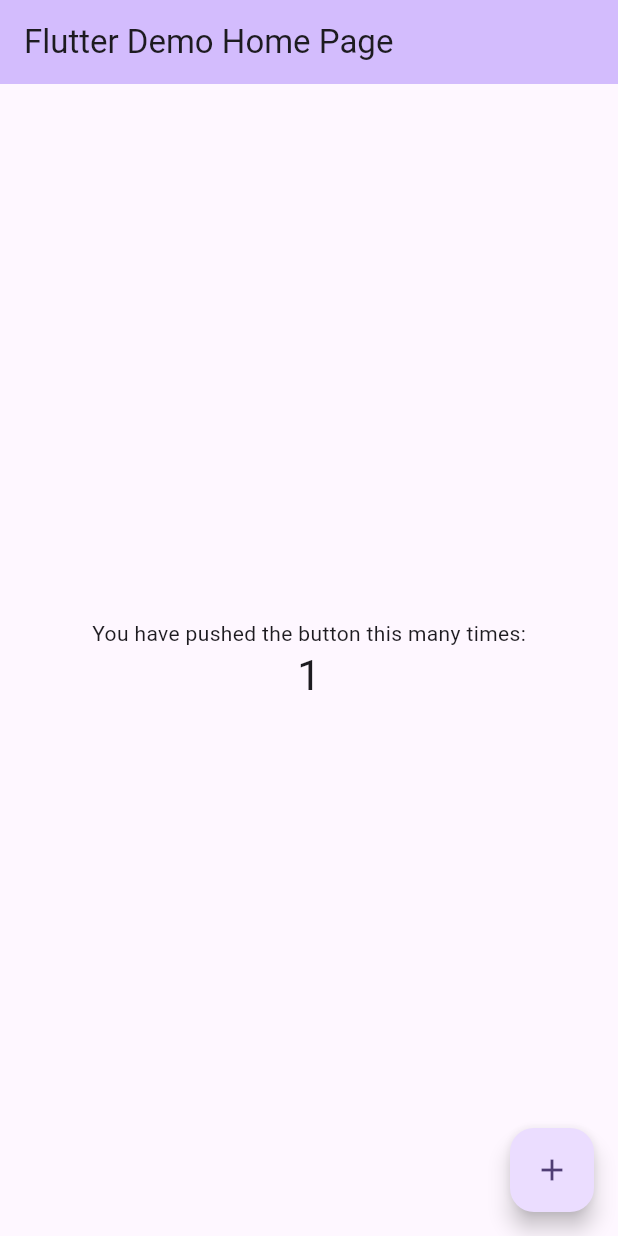
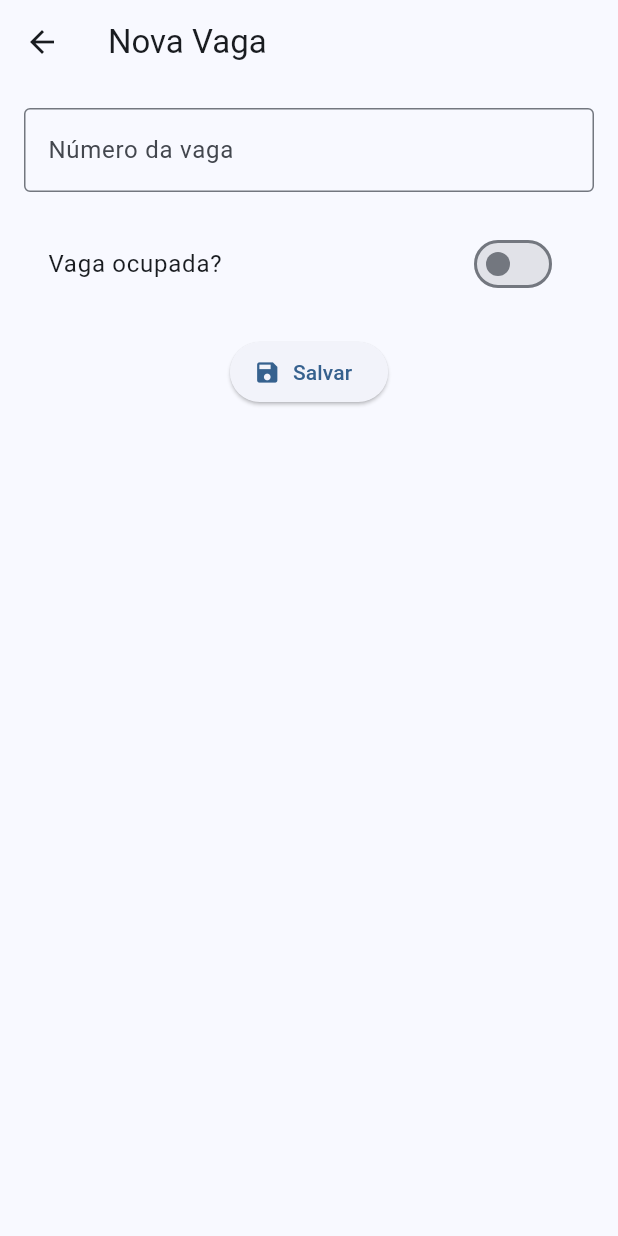
Before and after one commit to millena-kppn/SuaVaga, a Flutter app: the screen it shows after launch, after a tap on the "add" icon, on a phone screen of 412 x 824 dp. Run offline on Flutter 3.47's test engine with Material 3 defaults, Android fonts, the light colour scheme and no system bars; our stand-ins replace sqflite; accounts and stored records are empty.

Commit message:
Desenvolvendo o projeto

```diff
--- a/lib/main.dart
+++ b/lib/main.dart
@@ -1,122 +1,22 @@
 import 'package:flutter/material.dart';
+import 'pages/home_page.dart';
 
 void main() {
-  runApp(const MyApp());
+  runApp(const EstacionamentoApp());
 }
 
-class MyApp extends StatelessWidget {
-  const MyApp({super.key});
+class EstacionamentoApp extends StatelessWidget {
+  const EstacionamentoApp({super.key});
 
-  // This widget is the root of your application.
   @override
   Widget build(BuildContext context) {
     return MaterialApp(
-      title: 'Flutter Demo',
+      title: 'Controle de Estacionamento',
       theme: ThemeData(
-        // This is the theme of your application.
-        //
-        // TRY THIS: Try running your application with "flutter run". You'll see
-        // the application has a purple toolbar. Then, without quitting the app,
-        // try changing the seedColor in the colorScheme below to Colors.green
-        // and then invoke "hot reload" (save your changes or press the "hot
-        // reload" button in a Flutter-supported IDE, or press "r" if you used
-        // the command line to start the app).
-        //
-        // Notice that the counter didn't reset back to zero; the application
-        // state is not lost during the reload. To reset the state, use hot
-        // restart instead.
-        //
-        // This works for code too, not just values: Most code changes can be
-        // tested with just a hot reload.
-        colorScheme: ColorScheme.fromSeed(seedColor: Colors.deepPurple),
+        colorScheme: ColorScheme.fromSeed(seedColor: Colors.blue),
+        useMaterial3: true,
       ),
-      home: const MyHomePage(title: 'Flutter Demo Home Page'),
+      home: const HomePage(),
     );
   }
 }
-
-class MyHomePage extends StatefulWidget {
-  const MyHomePage({super.key, required this.title});
-
-  // This widget is the home page of your application. It is stateful, meaning
-  // that it has a State object (defined below) that contains fields that affect
-  // how it looks.
-
-  // This class is the configuration for the state. It holds the values (in this
-  // case the title) provided by the parent (in this case the App widget) and
-  // used by the build method of the State. Fields in a Widget subclass are
-  // always marked "final".
-
-  final String title;
-
-  @override
-  State<MyHomePage> createState() => _MyHomePageState();
-}
-
-class _MyHomePageState extends State<MyHomePage> {
-  int _counter = 0;
-
-  void _incrementCounter() {
-    setState(() {
-      // This call to setState tells the Flutter framework that something has
-      // changed in this State, which causes it to rerun the build method below
-      // so that the display can reflect the updated values. If we changed
-      // _counter without calling setState(), then the build method would not be
-      // called again, and so nothing would appear to happen.
-      _counter++;
-    });
-  }
-
-  @override
-  Widget build(BuildContext context) {
-    // This method is rerun every time setState is called, for instance as done
-    // by the _incrementCounter method above.
-    //
-    // The Flutter framework has been optimized to make rerunning build methods
-    // fast, so that you can just rebuild anything that needs updating rather
-    // than having to individually change instances of widgets.
-    return Scaffold(
-      appBar: AppBar(
-        // TRY THIS: Try changing the color here to a specific color (to
-        // Colors.amber, perhaps?) and trigger a hot reload to see the AppBar
-        // change color while the other colors stay the same.
-        backgroundColor: Theme.of(context).colorScheme.inversePrimary,
-        // Here we take the value from the MyHomePage object that was created by
-        // the App.build method, and use it to set our appbar title.
-        title: Text(widget.title),
-      ),
-      body: Center(
-        // Center is a layout widget. It takes a single child and positions it
-        // in the middle of the parent.
-        child: Column(
-          // Column is also a layout widget. It takes a list of children and
-          // arranges them vertically. By default, it sizes itself to fit its
-          // children horizontally, and tries to be as tall as its parent.
-          //
-          // Column has various properties to control how it sizes itself and
-          // how it positions its children. Here we use mainAxisAlignment to
-          // center the children vertically; the main axis here is the vertical
-          // axis because Columns are vertical (the cross axis would be
-          // horizontal).
-          //
-          // TRY THIS: Invoke "debug painting" (choose the "Toggle Debug Paint"
-          // action in the IDE, or press "p" in the console), to see the
-          // wireframe for each widget.
-          mainAxisAlignment: MainAxisAlignment.center,
-          children: <Widget>[
-            const Text('You have pushed the button this many times:'),
-            Text(
-              '$_counter',
-              style: Theme.of(context).textTheme.headlineMedium,
-            ),
-          ],
-        ),
-      ),
-      floatingActionButton: FloatingActionButton(
-        onPressed: _incrementCounter,
-        tooltip: 'Increment',
-        child: const Icon(Icons.add),
-      ), // This trailing comma makes auto-formatting nicer for build methods.
-    );
-  }
-}
--- a/lib/models/vaga.dart
+++ b/lib/models/vaga.dart
@@ -0,0 +1,23 @@
+class Vaga {
+  int? id;
+  String numero;
+  bool ocupada;
+
+  Vaga({this.id, required this.numero, this.ocupada = false});
+
+  Map<String, dynamic> toMap() {
+    return {
+      'id': id,
+      'numero': numero,
+      'ocupada': ocupada ? 1 : 0,
+    };
+  }
+
+  factory Vaga.fromMap(Map<String, dynamic> map) {
+    return Vaga(
+      id: map['id'],
+      numero: map['numero'],
+      ocupada: map['ocupada'] == 1,
+    );
+  }
+}
--- a/lib/pages/form_vaga_page.dart
+++ b/lib/pages/form_vaga_page.dart
@@ -0,0 +1,85 @@
+import 'package:flutter/material.dart';
+import '../models/vaga.dart';
+import '../services/vaga_service.dart';
+
+class FormVagaPage extends StatefulWidget {
+  final Vaga? vaga;
+  const FormVagaPage({super.key, this.vaga});
+
+  @override
+  State<FormVagaPage> createState() => _FormVagaPageState();
+}
+
+class _FormVagaPageState extends State<FormVagaPage> {
+  final _formKey = GlobalKey<FormState>();
+  final TextEditingController _numeroController = TextEditingController();
+  bool _ocupada = false;
+  final service = VagaService();
+
+  @override
+  void initState() {
+    super.initState();
+    if (widget.vaga != null) {
+      _numeroController.text = widget.vaga!.numero;
+      _ocupada = widget.vaga!.ocupada;
+    }
+  }
+
+  void salvar() async {
+    if (_formKey.currentState!.validate()) {
+      final vaga = Vaga(
+        id: widget.vaga?.id,
+        numero: _numeroController.text,
+        ocupada: _ocupada,
+      );
+
+      if (widget.vaga == null) {
+        await service.inserir(vaga);
+      } else {
+        await service.atualizar(vaga);
+      }
+
+      if (mounted) Navigator.pop(context);
+    }
+  }
+
+  @override
+  Widget build(BuildContext context) {
+    return Scaffold(
+      appBar: AppBar(
+        title: Text(widget.vaga == null ? 'Nova Vaga' : 'Editar Vaga'),
+      ),
+      body: Padding(
+        padding: const EdgeInsets.all(16.0),
+        child: Form(
+          key: _formKey,
+          child: Column(
+            children: [
+              TextFormField(
+                controller: _numeroController,
+                decoration: const InputDecoration(
+                  labelText: 'Número da vaga',
+                  border: OutlineInputBorder(),
+                ),
+                validator: (value) =>
+                    value == null || value.isEmpty ? 'Informe o número da vaga' : null,
+              ),
+              const SizedBox(height: 20),
+              SwitchListTile(
+                title: const Text('Vaga ocupada?'),
+                value: _ocupada,
+                onChanged: (v) => setState(() => _ocupada = v),
+              ),
+              const SizedBox(height: 20),
+              ElevatedButton.icon(
+                onPressed: salvar,
+                icon: const Icon(Icons.save),
+                label: const Text('Salvar'),
+              ),
+            ],
+          ),
+        ),
+      ),
+    );
+  }
+}
--- a/lib/pages/home_page.dart
+++ b/lib/pages/home_page.dart
@@ -0,0 +1,82 @@
+import 'package:flutter/material.dart';
+import '../models/vaga.dart';
+import '../services/vaga_service.dart';
+import 'form_vaga_page.dart';
+
+class HomePage extends StatefulWidget {
+  const HomePage({super.key});
+
+  @override
+  State<HomePage> createState() => _HomePageState();
+}
+
+class _HomePageState extends State<HomePage> {
+  final VagaService service = VagaService();
+  List<Vaga> vagas = [];
+
+  @override
+  void initState() {
+    super.initState();
+    carregarVagas();
+  }
+
+  void carregarVagas() async {
+    final lista = await service.listar();
+    setState(() => vagas = lista);
+  }
+
+  void excluir(int id) async {
+    await service.excluir(id);
+    carregarVagas();
+  }
+
+  @override
+  Widget build(BuildContext context) {
+    return Scaffold(
+      appBar: AppBar(title: const Text('Estacionamento - Vagas')),
+      floatingActionButton: FloatingActionButton(
+        onPressed: () async {
+          await Navigator.push(
+            context,
+            MaterialPageRoute(builder: (_) => const FormVagaPage()),
+          );
+          carregarVagas();
+        },
+        child: const Icon(Icons.add),
+      ),
+      body: ListView.builder(
+        itemCount: vagas.length,
+        itemBuilder: (context, index) {
+          final vaga = vagas[index];
+          return ListTile(
+            leading: Icon(
+              vaga.ocupada ? Icons.car_repair : Icons.local_parking,
+              color: vaga.ocupada ? Colors.red : Colors.green,
+            ),
+            title: Text('Vaga ${vaga.numero}'),
+            subtitle: Text(vaga.ocupada ? 'Ocupada' : 'Livre'),
+            trailing: Row(
+              mainAxisSize: MainAxisSize.min,
+              children: [
+                IconButton(
+                  icon: const Icon(Icons.edit),
+                  onPressed: () async {
+                    await Navigator.push(
+                      context,
+                      MaterialPageRoute(builder: (_) => FormVagaPage(vaga: vaga)),
+                    );
+                    carregarVagas();
+                  },
+                ),
+                IconButton(
+                  icon: const Icon(Icons.delete),
+                  onPressed: () => excluir(vaga.id!),
+                ),
+              ],
+            ),
+          );
+        },
+      ),
+    );
+  }
+}
--- a/lib/services/vaga_service.dart
+++ b/lib/services/vaga_service.dart
@@ -0,0 +1,51 @@
+import 'package:sqflite/sqflite.dart';
+import 'package:path/path.dart';
+import '../models/vaga.dart';
+
+class VagaService {
+  static Database? _db;
+
+  Future<Database> get database async {
+    if (_db != null) return _db!;
+    _db = await initDB();
+    return _db!;
+  }
+
+  Future<Database> initDB() async {
+    String path = join(await getDatabasesPath(), 'vagas.db');
+    return await openDatabase(
+      path,
+      version: 1,
+      onCreate: (db, version) async {
+        await db.execute('''
+          CREATE TABLE vagas (
+            id INTEGER PRIMARY KEY AUTOINCREMENT,
+            numero TEXT,
+            ocupada INTEGER
+          )
+        ''');
+      },
+    );
+  }
+
+  Future<void> inserir(Vaga vaga) async {
+    final db = await database;
+    await db.insert('vagas', vaga.toMap());
+  }
+
+  Future<List<Vaga>> listar() async {
+    final db = await database;
+    final List<Map<String, dynamic>> maps = await db.query('vagas');
+    return List.generate(maps.length, (i) => Vaga.fromMap(maps[i]));
+  }
+
+  Future<void> atualizar(Vaga vaga) async {
+    final db = await database;
+    await db.update('vagas', vaga.toMap(), where: 'id = ?', whereArgs: [vaga.id]);
+  }
+
+  Future<void> excluir(int id) async {
+    final db = await database;
+    await db.delete('vagas', where: 'id = ?', whereArgs: [id]);
+  }
+}
--- a/pubspec.yaml
+++ b/pubspec.yaml
@@ -87,3 +87,9 @@ flutter:
   #
   # For details regarding fonts from package dependencies,
   # see https://flutter.dev/to/font-from-package
+# ADICIONANDO CONFIGURAÇÕES DE DESENVOLVIMENTO
+dependencies:
+  flutter:
+    sdk: flutter
+  sqflite: ^2.3.0
+  path: ^1.8.3
```
Also changed, not shown: 1 other file.
